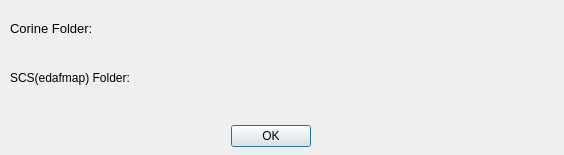
First picture: the form in Data_Settings_Dialog.ui, repository lymperis-e/Geomeletitiki-Watershed-Analysis-Toolbox---QGIS-Plugin-, before the edit.
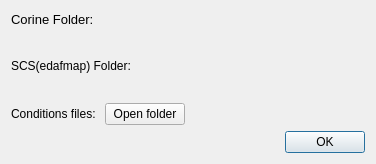
Second picture: the form after the edit. Custom widgets are drawn as their Qt base class.

Patch:
```diff
--- a/Data_Settings_Dialog.ui
+++ b/Data_Settings_Dialog.ui
@@ -6,10 +6,22 @@
    <rect>
     <x>0</x>
     <y>0</y>
-    <width>564</width>
-    <height>155</height>
+    <width>376</width>
+    <height>164</height>
    </rect>
   </property>
+  <property name="minimumSize">
+   <size>
+    <width>376</width>
+    <height>164</height>
+   </size>
+  </property>
+  <property name="maximumSize">
+   <size>
+    <width>700</width>
+    <height>164</height>
+   </size>
+  </property>
   <property name="focusPolicy">
    <enum>Qt::NoFocus</enum>
   </property>
@@ -19,31 +31,9 @@
   <property name="windowTitle">
    <string>Data Folder Settings</string>
   </property>
-  <widget class="QDialogButtonBox" name="buttonBox">
-   <property name="geometry">
-    <rect>
-     <x>230</x>
-     <y>120</y>
-     <width>81</width>
-     <height>32</height>
-    </rect>
-   </property>
-   <property name="orientation">
-    <enum>Qt::Horizontal</enum>
-   </property>
-   <property name="standardButtons">
-    <set>QDialogButtonBox::Ok</set>
-   </property>
-  </widget>
+  <layout class="QGridLayout" name="gridLayout">
+   <item row="0" column="0">
   <widget class="QLabel" name="label">
-   <property name="geometry">
-    <rect>
-     <x>10</x>
-     <y>20</y>
-     <width>101</width>
-     <height>16</height>
-    </rect>
-   </property>
    <property name="font">
     <font>
      <pointsize>10</pointsize>
@@ -53,15 +43,19 @@
     <string>Corine Folder:</string>
    </property>
   </widget>
+   </item>
+   <item row="1" column="0" colspan="3">
+    <widget class="QgsFileWidget" name="corine_dialog">
+     <property name="fullUrl">
+      <bool>true</bool>
+     </property>
+     <property name="storageMode">
+      <enum>QgsFileWidget::GetDirectory</enum>
+     </property>
+    </widget>
+   </item>
+   <item row="2" column="0" colspan="2">
   <widget class="QLabel" name="label_2">
-   <property name="geometry">
-    <rect>
-     <x>10</x>
-     <y>70</y>
-     <width>121</width>
-     <height>16</height>
-    </rect>
-   </property>
    <property name="font">
     <font>
      <pointsize>9</pointsize>
@@ -71,31 +65,9 @@
     <string>SCS(edafmap) Folder:</string>
    </property>
   </widget>
-  <widget class="QgsFileWidget" name="corine_dialog">
-   <property name="geometry">
-    <rect>
-     <x>10</x>
-     <y>40</y>
-     <width>541</width>
-     <height>27</height>
-    </rect>
-   </property>
-   <property name="fullUrl">
-    <bool>true</bool>
-   </property>
-   <property name="storageMode">
-    <enum>QgsFileWidget::GetDirectory</enum>
-   </property>
-  </widget>
+   </item>
+   <item row="3" column="0" colspan="3">
   <widget class="QgsFileWidget" name="scs_dialog">
-   <property name="geometry">
-    <rect>
-     <x>10</x>
-     <y>90</y>
-     <width>541</width>
-     <height>27</height>
-    </rect>
-   </property>
    <property name="fullUrl">
     <bool>true</bool>
    </property>
@@ -103,6 +75,32 @@
     <enum>QgsFileWidget::GetDirectory</enum>
    </property>
   </widget>
+   </item>
+   <item row="4" column="0">
+    <widget class="QLabel" name="label_3">
+     <property name="text">
+      <string>Conditions files: </string>
+     </property>
+    </widget>
+   </item>
+   <item row="4" column="1">
+    <widget class="QPushButton" name="openConditionsSettings">
+     <property name="text">
+      <string>Open folder</string>
+     </property>
+    </widget>
+   </item>
+   <item row="5" column="2">
+    <widget class="QDialogButtonBox" name="buttonBox">
+     <property name="orientation">
+      <enum>Qt::Horizontal</enum>
+     </property>
+     <property name="standardButtons">
+      <set>QDialogButtonBox::Ok</set>
+     </property>
+    </widget>
+   </item>
+  </layout>
  </widget>
  <customwidgets>
   <customwidget>
```
Lines whose indentation alone changed are shown as unchanged.
